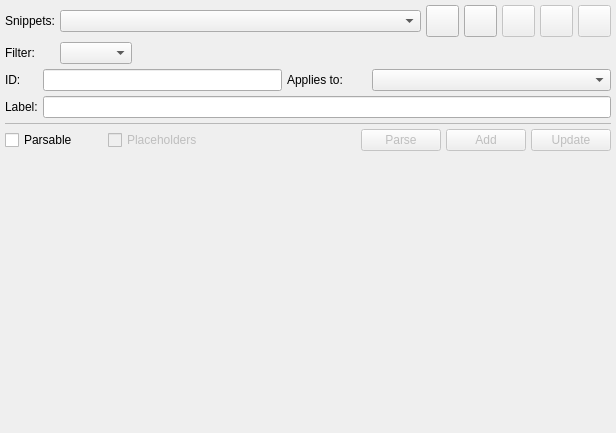
maniac787/pgmodeler, file libs/libgui/ui/settings/snippetsconfigwidget.ui: the form before one commit.
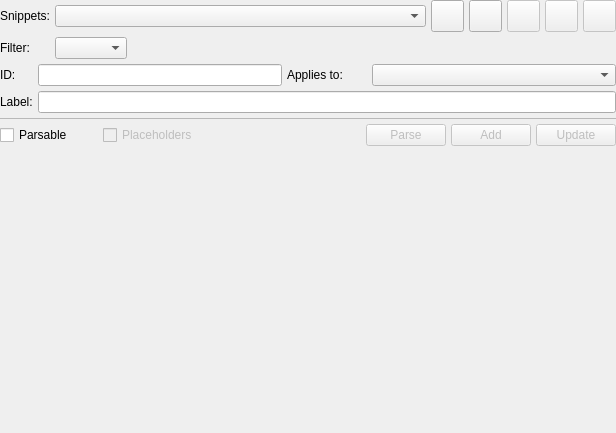
The form after the commit. Icons and pictures are not drawn.

```diff
--- a/libs/libgui/ui/settings/snippetsconfigwidget.ui
+++ b/libs/libgui/ui/settings/snippetsconfigwidget.ui
@@ -15,16 +15,16 @@
   </property>
   <layout class="QGridLayout" name="gridLayout_2">
    <property name="leftMargin">
-    <number>5</number>
+    <number>0</number>
    </property>
    <property name="topMargin">
-    <number>5</number>
+    <number>0</number>
    </property>
    <property name="rightMargin">
-    <number>5</number>
+    <number>0</number>
    </property>
    <property name="bottomMargin">
-    <number>5</number>
+    <number>0</number>
    </property>
    <property name="spacing">
     <number>5</number>
```
Left out of the diff: 21 changed lines with no effect on the pictures.
